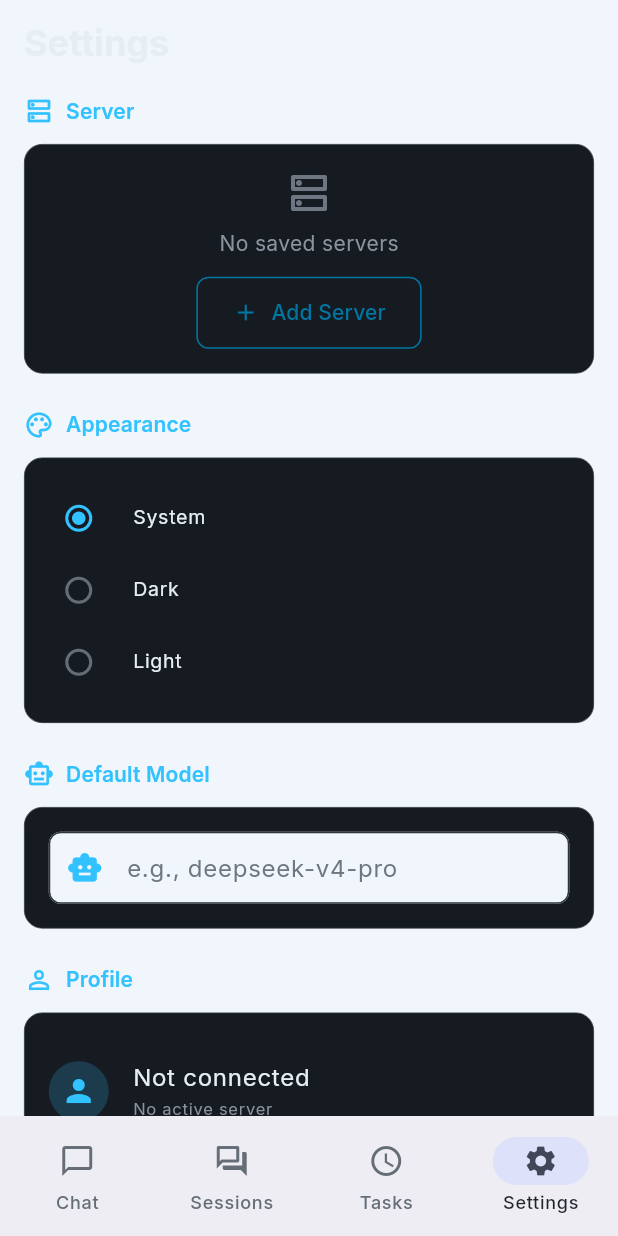
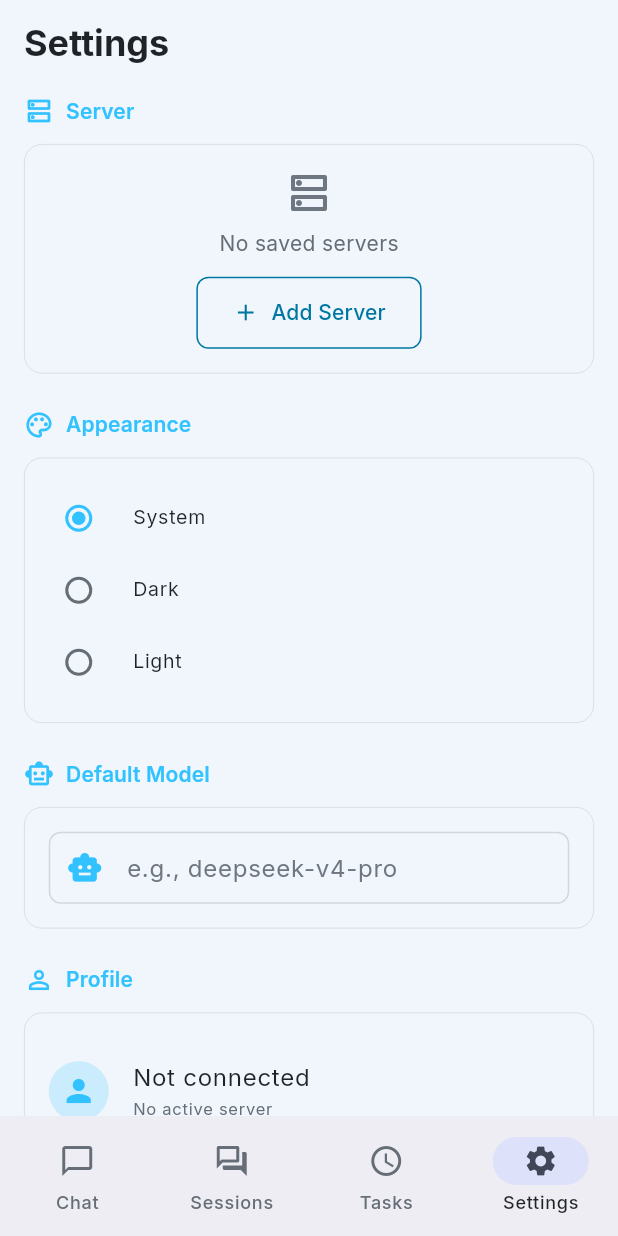
Before and after one commit to jahfaliabdulrahman-dev/hermex_android, a Flutter app: the SettingsScreen screen opened by its route, on a phone screen of 412 x 824 dp. Run offline on Flutter 3.47's test engine with Material 3 defaults, Android fonts, the phone set to English and light mode, and no system bars; our stand-ins replace dio, flutter_markdown, flutter_riverpod, flutter_secure_storage, freezed_annotation, go_router and 2 more; accounts and stored records are empty; generated files the repository leaves out were written again.

Commit message:
feat(theme): migrate 4 screens to Theme.of(context).colorScheme — light mode support

```diff
--- a/lib/features/chat/presentation/chat_input.dart
+++ b/lib/features/chat/presentation/chat_input.dart
@@ -13,7 +13,7 @@ class ChatInput extends StatelessWidget {
  final bool isStreaming;
  final VoidCallback onSend;
 
- ChatInput({
+ const ChatInput({
  super.key,
  required this.controller,
  required this.isStreaming,
--- a/lib/features/settings/presentation/settings_screen.dart
+++ b/lib/features/settings/presentation/settings_screen.dart
@@ -43,7 +43,7 @@ class SettingsScreen extends ConsumerWidget {
         title: Text(
           AppStrings.settings,
           style: theme.textTheme.headlineSmall?.copyWith(
-            color: HermesColors.textPrimary,
+            color: Theme.of(context).colorScheme.onSurface,
             fontWeight: FontWeight.bold,
           ),
         ),
@@ -54,53 +54,53 @@ class SettingsScreen extends ConsumerWidget {
         children: [
           // ─── Servers ───
           _buildSectionHeader(AppStrings.server, Icons.dns_outlined, theme),
-          const SizedBox(height: 12),
+          SizedBox(height: 12),
           _buildServersSection(context, ref, connectionState, theme),
 
-          const SizedBox(height: 24),
+          SizedBox(height: 24),
 
           // ─── Appearance ───
           _buildSectionHeader('Appearance', Icons.palette_outlined, theme),
-          const SizedBox(height: 12),
+          SizedBox(height: 12),
           _buildAppearanceSection(context, ref, settingsState, theme),
 
-          const SizedBox(height: 24),
+          SizedBox(height: 24),
 
           // ─── Model ───
           _buildSectionHeader(AppStrings.defaultModel, Icons.smart_toy_outlined, theme),
-          const SizedBox(height: 12),
+          SizedBox(height: 12),
           _buildModelSection(context, ref, settingsState, theme),
 
-          const SizedBox(height: 24),
+          SizedBox(height: 24),
 
           // ─── Profile ───
           _buildSectionHeader('Profile', Icons.person_outline, theme),
-          const SizedBox(height: 12),
-          _buildProfileSection(theme, connectionState),
+          SizedBox(height: 12),
+          _buildProfileSection(context, theme, connectionState),
 
-          const SizedBox(height: 32),
+          SizedBox(height: 32),
 
           // ─── Agent Data ───
           _buildSectionHeader('Agent Data', Icons.dataset_outlined, theme),
-          const SizedBox(height: 12),
+          SizedBox(height: 12),
           _buildAgentDataSection(context, theme),
 
-          const SizedBox(height: 32),
+          SizedBox(height: 32),
 
           // ─── Danger Zone ───
           _buildSectionHeader('Danger Zone', Icons.warning_amber_outlined, theme,
               color: HermesColors.error),
-          const SizedBox(height: 12),
+          SizedBox(height: 12),
           _buildDangerZone(context, ref, theme),
 
-          const SizedBox(height: 32),
+          SizedBox(height: 32),
 
           // ─── About ───
           _buildSectionHeader(AppStrings.about, Icons.info_outline, theme),
-          const SizedBox(height: 12),
+          SizedBox(height: 12),
           _buildAboutSection(context, theme),
 
-          const SizedBox(height: 32),
+          SizedBox(height: 32),
         ],
       ),
     );
@@ -113,7 +113,7 @@ class SettingsScreen extends ConsumerWidget {
     return Row(
       children: [
         Icon(icon, size: 20, color: color ?? HermesColors.cyan),
-        const SizedBox(width: 8),
+        SizedBox(width: 8),
         Text(
           title,
           style: theme.textTheme.titleSmall?.copyWith(
@@ -130,21 +130,21 @@ class SettingsScreen extends ConsumerWidget {
   Widget _buildServersSection(BuildContext context, WidgetRef ref,
       ServerConnectionState state, ThemeData theme) {
     if (state.servers.isEmpty) {
-      return _buildCard(
+      return _buildCard(context,
         child: Column(
           children: [
             Icon(Icons.dns_outlined, color: HermesColors.textDisabled, size: 32),
-            const SizedBox(height: 8),
+            SizedBox(height: 8),
             Text(
               AppStrings.noSavedServers,
               style: theme.textTheme.bodyMedium?.copyWith(
-                color: HermesColors.textSecondary,
+                color: Theme.of(context).colorScheme.onSurfaceVariant,
               ),
             ),
-            const SizedBox(height: 12),
+            SizedBox(height: 12),
             OutlinedButton.icon(
               onPressed: () => context.push(RoutePaths.connection),
-              icon: const Icon(Icons.add, size: 18),
+              icon: Icon(Icons.add, size: 18),
               label: Text(AppStrings.addServer),
             ),
           ],
@@ -152,7 +152,7 @@ class SettingsScreen extends ConsumerWidget {
       );
     }
 
-    return _buildCard(
+    return _buildCard(context,
       child: Column(
         children: [
           ...state.servers.map((server) {
@@ -163,10 +163,10 @@ class SettingsScreen extends ConsumerWidget {
               onTap: () => _handleServerTap(ref, server, isActive),
             );
           }),
-          const Divider(color: HermesColors.border, height: 1),
+          Divider(color: Theme.of(context).colorScheme.outline, height: 1),
           TextButton.icon(
             onPressed: () => context.push(RoutePaths.servers),
-            icon: const Icon(Icons.edit_outlined, size: 18),
+            icon: Icon(Icons.edit_outlined, size: 18),
             label: Text('Manage Servers'),
             style: TextButton.styleFrom(
               foregroundColor: HermesColors.cyan,
@@ -186,7 +186,7 @@ class SettingsScreen extends ConsumerWidget {
 
   Widget _buildAppearanceSection(BuildContext context, WidgetRef ref,
       SettingsState settings, ThemeData theme) {
-    return _buildCard(
+    return _buildCard(context,
       child: RadioGroup<ThemeModeOption>(
         groupValue: settings.themeMode,
         onChanged: (value) {
@@ -200,7 +200,7 @@ class SettingsScreen extends ConsumerWidget {
               value: mode,
               title: Text(
                 mode.displayName,
-                style: TextStyle(color: HermesColors.textPrimary),
+                style: TextStyle(color: Theme.of(context).colorScheme.onSurface),
               ),
               activeColor: HermesColors.cyan,
               dense: true,
@@ -218,25 +218,25 @@ class SettingsScreen extends ConsumerWidget {
       SettingsState settings, ThemeData theme) {
     final controller = TextEditingController(text: settings.defaultModel ?? '');
 
-    return _buildCard(
+    return _buildCard(context,
       child: TextFormField(
         controller: controller,
-        style: TextStyle(color: HermesColors.textPrimary),
+        style: TextStyle(color: Theme.of(context).colorScheme.onSurface),
         decoration: InputDecoration(
           hintText: 'e.g., deepseek-v4-pro',
           hintStyle: TextStyle(color: HermesColors.textDisabled),
-          prefixIcon: const Icon(Icons.smart_toy, color: HermesColors.cyan),
+          prefixIcon: Icon(Icons.smart_toy, color: HermesColors.cyan),
           border: OutlineInputBorder(
             borderRadius: BorderRadius.circular(8),
-            borderSide: const BorderSide(color: HermesColors.border),
+            borderSide: BorderSide(color: Theme.of(context).colorScheme.outline),
           ),
           enabledBorder: OutlineInputBorder(
             borderRadius: BorderRadius.circular(8),
-            borderSide: const BorderSide(color: HermesColors.border),
+            borderSide: BorderSide(color: Theme.of(context).colorScheme.outline),
           ),
           focusedBorder: OutlineInputBorder(
             borderRadius: BorderRadius.circular(8),
-            borderSide: const BorderSide(color: HermesColors.cyan, width: 2),
+            borderSide: BorderSide(color: HermesColors.cyan, width: 2),
           ),
           contentPadding:
               const EdgeInsets.symmetric(horizontal: 12, vertical: 10),
@@ -251,18 +251,18 @@ class SettingsScreen extends ConsumerWidget {
   // ─── Profile Section ───
 
   Widget _buildProfileSection(
-      ThemeData theme, ServerConnectionState connectionState) {
-    return _buildCard(
+      BuildContext context, ThemeData theme, ServerConnectionState connectionState) {
+    return _buildCard(context,
       child: ListTile(
         contentPadding: EdgeInsets.zero,
         leading: CircleAvatar(
           backgroundColor: HermesColors.cyan.withValues(alpha: 0.2),
-          child: const Icon(Icons.person, color: HermesColors.cyan),
+          child: Icon(Icons.person, color: HermesColors.cyan),
         ),
         title: Text(
           connectionState.activeServer?.name ?? 'Not connected',
           style: theme.textTheme.bodyLarge?.copyWith(
-            color: HermesColors.textPrimary,
+            color: Theme.of(context).colorScheme.onSurface,
           ),
         ),
         subtitle: Text(
@@ -270,7 +270,7 @@ class SettingsScreen extends ConsumerWidget {
               ? connectionState.activeServer!.url
               : 'No active server',
           style: theme.textTheme.labelSmall?.copyWith(
-            color: HermesColors.textSecondary,
+            color: Theme.of(context).colorScheme.onSurfaceVariant,
           ),
         ),
       ),
@@ -280,64 +280,64 @@ class SettingsScreen extends ConsumerWidget {
   // ─── Agent Data Section (Skills, Memory, Insights) ───
 
   Widget _buildAgentDataSection(BuildContext context, ThemeData theme) {
-    return _buildCard(
+    return _buildCard(context,
       child: Column(
         children: [
           ListTile(
             contentPadding: EdgeInsets.zero,
-            leading: const Icon(Icons.psychology_outlined,
+            leading: Icon(Icons.psychology_outlined,
                 color: HermesColors.cyan),
             title: Text(
               AppStrings.skills,
               style: theme.textTheme.bodyLarge?.copyWith(
-                color: HermesColors.textPrimary,
+                color: Theme.of(context).colorScheme.onSurface,
               ),
             ),
             subtitle: Text(
               AppStrings.skillsSubtitle,
               style: theme.textTheme.labelSmall?.copyWith(
-                color: HermesColors.textSecondary,
+                color: Theme.of(context).colorScheme.onSurfaceVariant,
               ),
             ),
             onTap: () => context.push(RoutePaths.skills),
           ),
-          const Divider(color: HermesColors.border, height: 1),
+          Divider(color: Theme.of(context).colorScheme.outline, height: 1),
           if (FeatureFlags.memoryEnabled) ...[
             ListTile(
               contentPadding: EdgeInsets.zero,
-              leading: const Icon(Icons.memory_outlined,
+              leading: Icon(Icons.memory_outlined,
                   color: HermesColors.cyan),
               title: Text(
                 AppStrings.memory,
                 style: theme.textTheme.bodyLarge?.copyWith(
-                  color: HermesColors.textPrimary,
+                  color: Theme.of(context).colorScheme.onSurface,
                 ),
               ),
               subtitle: Text(
                 AppStrings.memorySubtitle,
                 style: theme.textTheme.labelSmall?.copyWith(
-                  color: HermesColors.textSecondary,
+                  color: Theme.of(context).colorScheme.onSurfaceVariant,
                 ),
               ),
               onTap: () => context.push(RoutePaths.memory),
             ),
-            const Divider(color: HermesColors.border, height: 1),
+            Divider(color: Theme.of(context).colorScheme.outline, height: 1),
           ],
           if (FeatureFlags.insightsEnabled) ...[
             ListTile(
               contentPadding: EdgeInsets.zero,
-              leading: const Icon(Icons.insights_outlined,
+              leading: Icon(Icons.insights_outlined,
                   color: HermesColors.cyan),
               title: Text(
                 AppStrings.insights,
                 style: theme.textTheme.bodyLarge?.copyWith(
-                  color: HermesColors.textPrimary,
+                  color: Theme.of(context).colorScheme.onSurface,
                 ),
               ),
               subtitle: Text(
                 AppStrings.insightsSubtitle,
                 style: theme.textTheme.labelSmall?.copyWith(
-                  color: HermesColors.textSecondary,
+                  color: Theme.of(context).colorScheme.onSurfaceVariant,
                 ),
               ),
               onTap: () => context.push(RoutePaths.insights),
@@ -351,13 +351,13 @@ class SettingsScreen extends ConsumerWidget {
   // ─── Danger Zone Section ───
 
   Widget _buildDangerZone(BuildContext context, WidgetRef ref, ThemeData theme) {
-    return _buildCard(
+    return _buildCard(context,
       borderColor: HermesColors.error.withValues(alpha: 0.3),
       child: Column(
         children: [
           ListTile(
             contentPadding: EdgeInsets.zero,
-            leading: const Icon(Icons.logout, color: HermesColors.cyan),
+            leading: Icon(Icons.logout, color: HermesColors.cyan),
             title: Text(
               AppStrings.disconnectExit,
               style: theme.textTheme.bodyLarge?.copyWith(
@@ -367,15 +367,15 @@ class SettingsScreen extends ConsumerWidget {
             subtitle: Text(
               'Return to connection screen. Server configs are kept.',
               style: theme.textTheme.labelSmall?.copyWith(
-                color: HermesColors.textSecondary,
+                color: Theme.of(context).colorScheme.onSurfaceVariant,
               ),
             ),
             onTap: () => _showDisconnectConfirmation(context, ref),
           ),
-          const Divider(color: HermesColors.border, height: 1),
+          Divider(color: Theme.of(context).colorScheme.outline, height: 1),
           ListTile(
             contentPadding: EdgeInsets.zero,
-            leading: const Icon(Icons.delete_forever, color: HermesColors.error),
+            leading: Icon(Icons.delete_forever, color: HermesColors.error),
             title: Text(
               'Delete All Local Data',
               style: theme.textTheme.bodyLarge?.copyWith(
@@ -385,15 +385,15 @@ class SettingsScreen extends ConsumerWidget {
             subtitle: Text(
               'Remove all servers, preferences, and cached data.',
               style: theme.textTheme.labelSmall?.copyWith(
-                color: HermesColors.textSecondary,
+                color: Theme.of(context).colorScheme.onSurfaceVariant,
               ),
             ),
             onTap: () => _showDeleteConfirmation(context, ref),
           ),
-          const Divider(color: HermesColors.border, height: 1),
+          Divider(color: Theme.of(context).colorScheme.outline, height: 1),
           ListTile(
             contentPadding: EdgeInsets.zero,
-            leading: const Icon(Icons.restart_alt, color: HermesColors.warning),
+            leading: Icon(Icons.restart_alt, color: HermesColors.warning),
             title: Text(
               'Reset to Defaults',
               style: theme.textTheme.bodyLarge?.copyWith(
@@ -403,7 +403,7 @@ class SettingsScreen extends ConsumerWidget {
             subtitle: Text(
               'Reset preferences without deleting server configs.',
               style: theme.textTheme.labelSmall?.copyWith(
-                color: HermesColors.textSecondary,
+                color: Theme.of(context).colorScheme.onSurfaceVariant,
               ),
             ),
             onTap: () => _showResetConfirmation(context, ref),
@@ -417,17 +417,17 @@ class SettingsScreen extends ConsumerWidget {
     showDialog(
       context: context,
       builder: (ctx) => AlertDialog(
-        backgroundColor: HermesColors.surface,
+        backgroundColor: Theme.of(context).colorScheme.surface,
         title: Text(
           AppStrings.settingsDangerZoneDisconnectTitle,
           style: Theme.of(ctx).textTheme.headlineSmall?.copyWith(
-                color: HermesColors.textPrimary,
+                color: Theme.of(context).colorScheme.onSurface,
               ),
         ),
         content: Text(
           AppStrings.settingsDangerZoneDisconnectMessage,
           style: Theme.of(ctx).textTheme.bodyMedium?.copyWith(
-                color: HermesColors.textSecondary,
+                color: Theme.of(context).colorScheme.onSurfaceVariant,
               ),
         ),
         actions: [
@@ -457,17 +457,17 @@ class SettingsScreen extends ConsumerWidget {
     showDialog(
       context: context,
       builder: (ctx) => AlertDialog(
-        backgroundColor: HermesColors.surface,
+        backgroundColor: Theme.of(context).colorScheme.surface,
         title: Text(
           AppStrings.settingsDangerZoneDeleteTitle,
           style: Theme.of(ctx).textTheme.headlineSmall?.copyWith(
-                color: HermesColors.textPrimary,
+                color: Theme.of(context).colorScheme.onSurface,
               ),
         ),
         content: Text(
           AppStrings.settingsDangerZoneDeleteMessage,
           style: Theme.of(ctx).textTheme.bodyMedium?.copyWith(
-                color: HermesColors.textSecondary,
+                color: Theme.of(context).colorScheme.onSurfaceVariant,
               ),
         ),
         actions: [
@@ -494,17 +494,17 @@ class SettingsScreen extends ConsumerWidget {
     showDialog(
       context: context,
       builder: (ctx) => AlertDialog(
-        backgroundColor: HermesColors.surface,
+        backgroundColor: Theme.of(context).colorScheme.surface,
         title: Text(
           AppStrings.settingsDangerZoneResetTitle,
           style: Theme.of(ctx).textTheme.headlineSmall?.copyWith(
-                color: HermesColors.textPrimary,
+                color: Theme.of(context).colorScheme.onSurface,
               ),
         ),
         content: Text(
           AppStrings.settingsDangerZoneResetMessage,
           style: Theme.of(ctx).textTheme.bodyMedium?.copyWith(
-                color: HermesColors.textSecondary,
+                color: Theme.of(context).colorScheme.onSurfaceVariant,
               ),
         ),
         actions: [
@@ -533,66 +533,66 @@ class SettingsScreen extends ConsumerWidget {
   // ─── About Section ───
 
   Widget _buildAboutSection(BuildContext context, ThemeData theme) {
-    return _buildCard(
+    return _buildCard(context,
       child: Column(
         children: [
           ListTile(
             contentPadding: EdgeInsets.zero,
-            leading: const Icon(Icons.info_outline, color: HermesColors.cyan),
+            leading: Icon(Icons.info_outline, color: HermesColors.cyan),
             title: Text(
               AppStrings.version,
               style: theme.textTheme.bodyLarge?.copyWith(
-                color: HermesColors.textPrimary,
+                color: Theme.of(context).colorScheme.onSurface,
               ),
             ),
             subtitle: Text(
               '0.1.0 (build 1)',
               style: theme.textTheme.labelSmall?.copyWith(
-                color: HermesColors.textSecondary,
+                color: Theme.of(context).colorScheme.onSurfaceVariant,
               ),
             ),
             trailing: IconButton(
-              icon: const Icon(Icons.copy, size: 18, color: HermesColors.textSecondary),
+              icon: Icon(Icons.copy, size: 18, color: Theme.of(context).colorScheme.onSurfaceVariant),
               onPressed: () {
-                Clipboard.setData(const ClipboardData(text: '0.1.0'));
+                Clipboard.setData(ClipboardData(text: '0.1.0'));
                 ScaffoldMessenger.of(context).showSnackBar(
-                  const SnackBar(content: Text('Version copied to clipboard')),
+                  SnackBar(content: Text('Version copied to clipboard')),
                 );
               },
             ),
           ),
-          const Divider(color: HermesColors.border, height: 1),
+          Divider(color: Theme.of(context).colorScheme.outline, height: 1),
           ListTile(
             contentPadding: EdgeInsets.zero,
-            leading: const Icon(Icons.description_outlined, color: HermesColors.cyan),
+            leading: Icon(Icons.description_outlined, color: HermesColors.cyan),
             title: Text(
               AppStrings.license,
               style: theme.textTheme.bodyLarge?.copyWith(
-                color: HermesColors.textPrimary,
+                color: Theme.of(context).colorScheme.onSurface,
               ),
             ),
             subtitle: Text(
               'MIT License',
               style: theme.textTheme.labelSmall?.copyWith(
-                color: HermesColors.textSecondary,
+                color: Theme.of(context).colorScheme.onSurfaceVariant,
               ),
             ),
             onTap: () => context.push(RoutePaths.license),
           ),
-          const Divider(color: HermesColors.border, height: 1),
+          Divider(color: Theme.of(context).colorScheme.outline, height: 1),
           ListTile(
             contentPadding: EdgeInsets.zero,
             leading: Icon(Icons.code, color: HermesColors.cyan.withValues(alpha: 0.7)),
             title: Text(
               'GitHub',
               style: theme.textTheme.bodyLarge?.copyWith(
-                color: HermesColors.textPrimary,
+                color: Theme.of(context).colorScheme.onSurface,
               ),
             ),
             subtitle: Text(
               'github.com/jahfaliabdulrahman-dev/hermex_android',
               style: theme.textTheme.labelSmall?.copyWith(
-                color: HermesColors.textSecondary,
+                color: Theme.of(context).colorScheme.onSurfaceVariant,
               ),
             ),
           ),
@@ -603,15 +603,15 @@ class SettingsScreen extends ConsumerWidget {
 
   // ─── Helpers ───
 
-  Widget _buildCard({required Widget child, Color? borderColor}) {
+  Widget _buildCard(BuildContext context, {required Widget child, Color? borderColor}) {
     return Container(
       width: double.infinity,
       padding: const EdgeInsets.all(16),
       decoration: BoxDecoration(
-        color: HermesColors.surface,
+        color: Theme.of(context).colorScheme.surface,
         borderRadius: BorderRadius.circular(12),
         border: Border.all(
-          color: borderColor ?? HermesColors.border,
+          color: borderColor ?? Theme.of(context).colorScheme.outline,
           width: 0.5,
         ),
       ),
@@ -646,14 +646,14 @@ class _ServerTile extends StatelessWidget {
       title: Text(
         server.name,
         style: theme.textTheme.bodyMedium?.copyWith(
-          color: HermesColors.textPrimary,
+          color: Theme.of(context).colorScheme.onSurface,
           fontWeight: isActive ? FontWeight.w600 : FontWeight.normal,
         ),
       ),
       subtitle: Text(
         server.url,
         style: theme.textTheme.labelSmall?.copyWith(
-          color: HermesColors.textSecondary,
+          color: Theme.of(context).colorScheme.onSurfaceVariant,
         ),
       ),
       trailing: isActive
```
Also changed, not shown: lib/features/chat/presentation/chat_screen.dart (+18 -18 lines), lib/features/insights/presentation/insights_screen.dart (+36 -36 lines), lib/features/sessions/presentation/session_list_screen.dart (+65 -65 lines).
